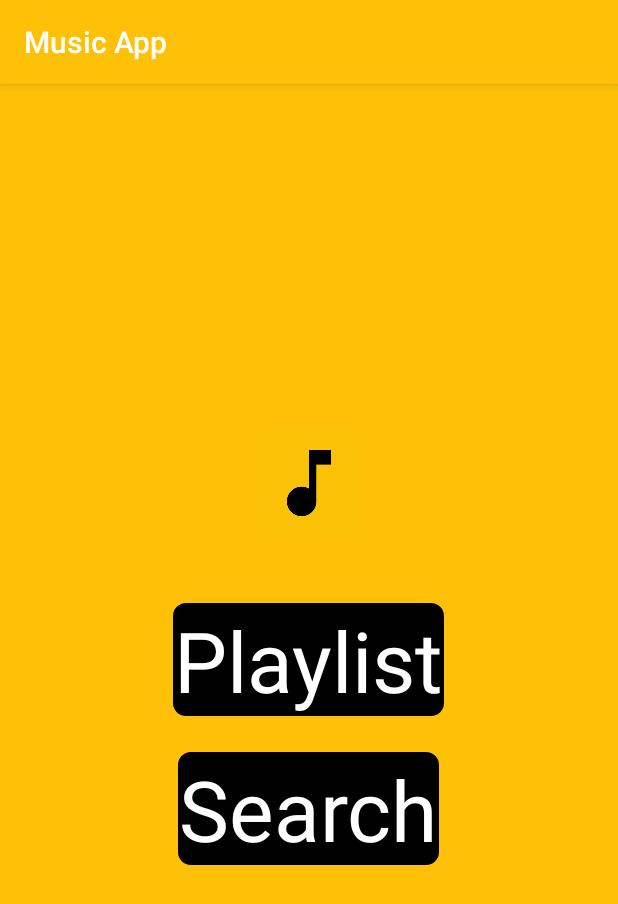
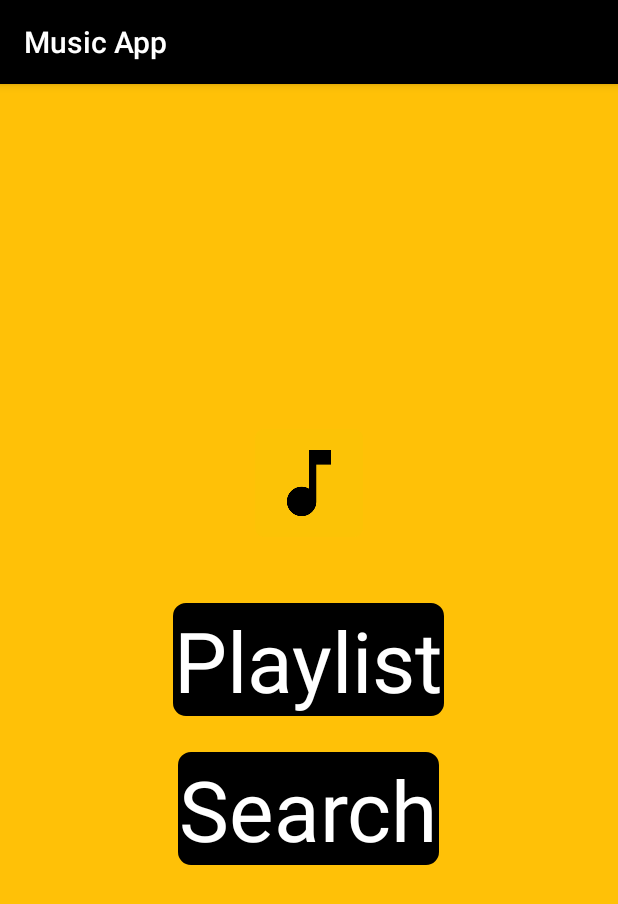
Before and after one commit to catarinaSC/MusicApp, an Android app: the screen it shows after launch (MainActivity), on a phone screen of 412 x 824 dp. Shown: the top 904 px of the screen. Run offline under Robolectric (Android 15) with nearby library versions, the phone set to English and light mode, and no system bars.

Commit message:
Change version 2

```diff
--- a/app/src/main/res/values/styles.xml
+++ b/app/src/main/res/values/styles.xml
@@ -3,7 +3,7 @@
     <!-- Base application theme. -->
     <style name="AppTheme" parent="Theme.AppCompat.Light.DarkActionBar">
         <!-- Customize your theme here. -->
-        <item name="colorPrimary">#FFC107</item>
+        <item name="colorPrimary">#000000</item>
         <item name="colorPrimaryDark">#607D8B</item>
         <item name="colorAccent">#000000</item>
     </style>
```
Also changed, not shown: app/src/main/java/com/example/catarina/musicapp/Song.java (+9 -9 lines).
